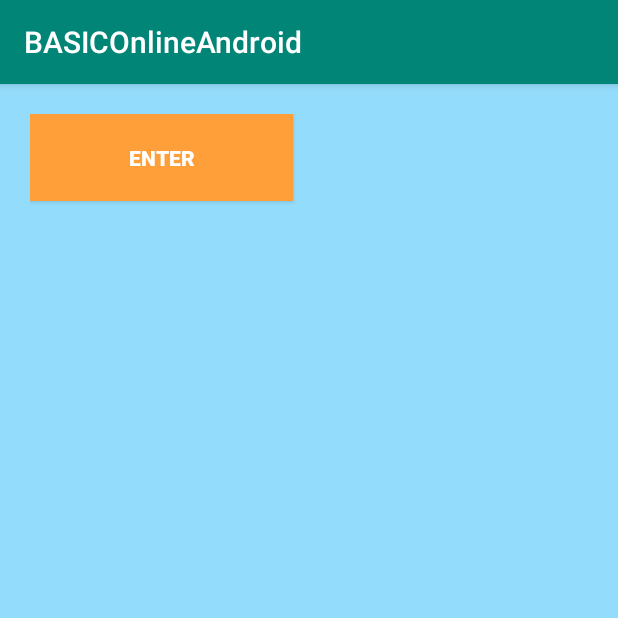
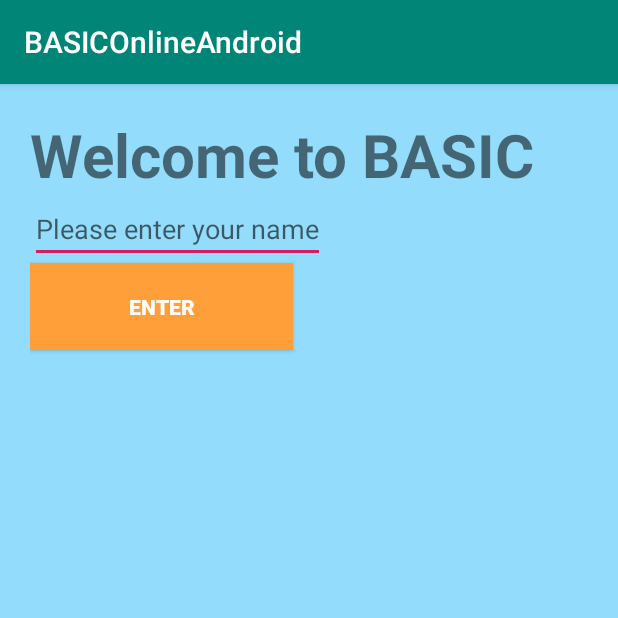
Before and after one commit to megforster/BASICOnlineAndroid, an Android app: the screen it shows after launch (SplashScreen), on a phone screen of 412 x 824 dp, the top half of it. Run offline under Robolectric (Android 15) with nearby library versions, the phone set to English and light mode, and no system bars.

Commit message:
Welcome Message and Name entry to BASIC

```diff
--- a/app/src/main/res/layout/activity_splash_screen.xml
+++ b/app/src/main/res/layout/activity_splash_screen.xml
@@ -1,14 +1,30 @@
 <?xml version="1.0" encoding="utf-8"?>
 <LinearLayout xmlns:android="http://schemas.android.com/apk/res/android"
     xmlns:tools="http://schemas.android.com/tools"
-    android:orientation="horizontal"
+    android:orientation="vertical"
     android:layout_width="match_parent"
     android:layout_height="match_parent"
     android:padding="20dp"
     android:background="#94dcfb"
     tools:context=".SplashScreen">
 
+    <TextView
+        android:id="@+id/welcome"
+        android:layout_width="wrap_content"
+        android:layout_height="wrap_content"
+        android:text="Welcome to BASIC"
+        android:textAlignment="center"
+        android:textSize="40dp"
+        android:textStyle="bold" />
 
+
+    <EditText
+        android:id="@+id/enterName"
+        android:layout_width="wrap_content"
+        android:layout_height="wrap_content"
+        android:autofillHints=""
+        android:hint="Please enter your name"
+        android:inputType="text" />
     <Button
         android:id="@+id/enter"
         android:layout_width="175dp"
@@ -20,4 +36,5 @@
         android:onClick="onEnter"/>
 
 
+
 </LinearLayout>
```
Also changed, not shown: app/src/main/java/edu/quinnipiac/ser210/basiconlineandroid/HomeScreen.java (+9 -0 lines), app/src/main/java/edu/quinnipiac/ser210/basiconlineandroid/SplashScreen.java (+9 -1 lines), app/src/main/res/layout/activity_home_screen.xml (+7 -0 lines).
